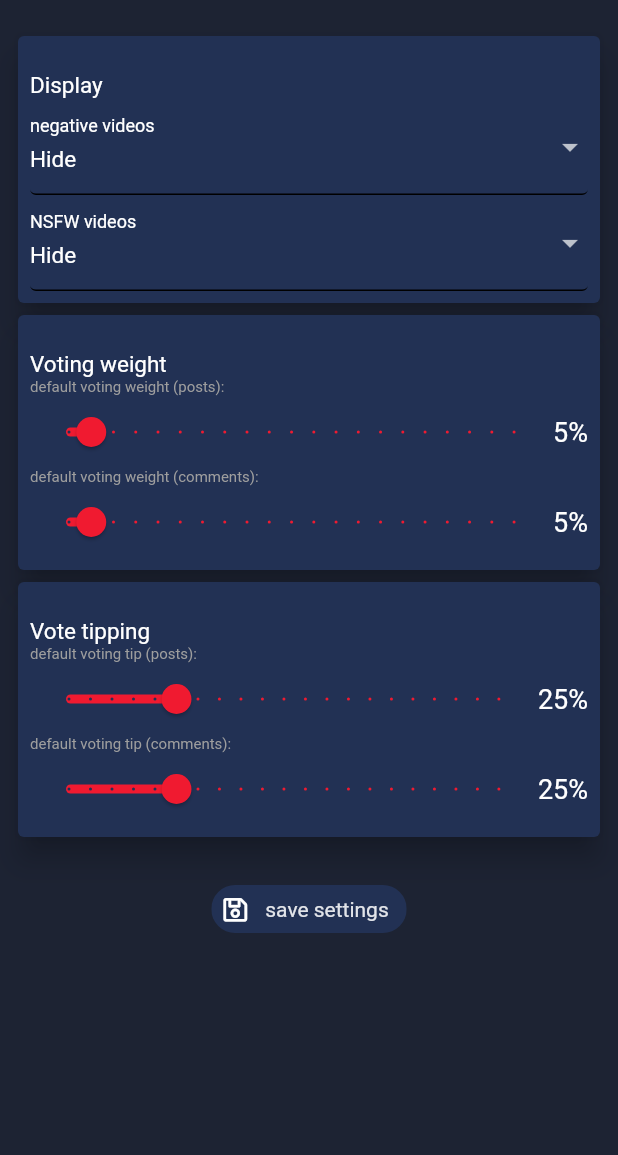
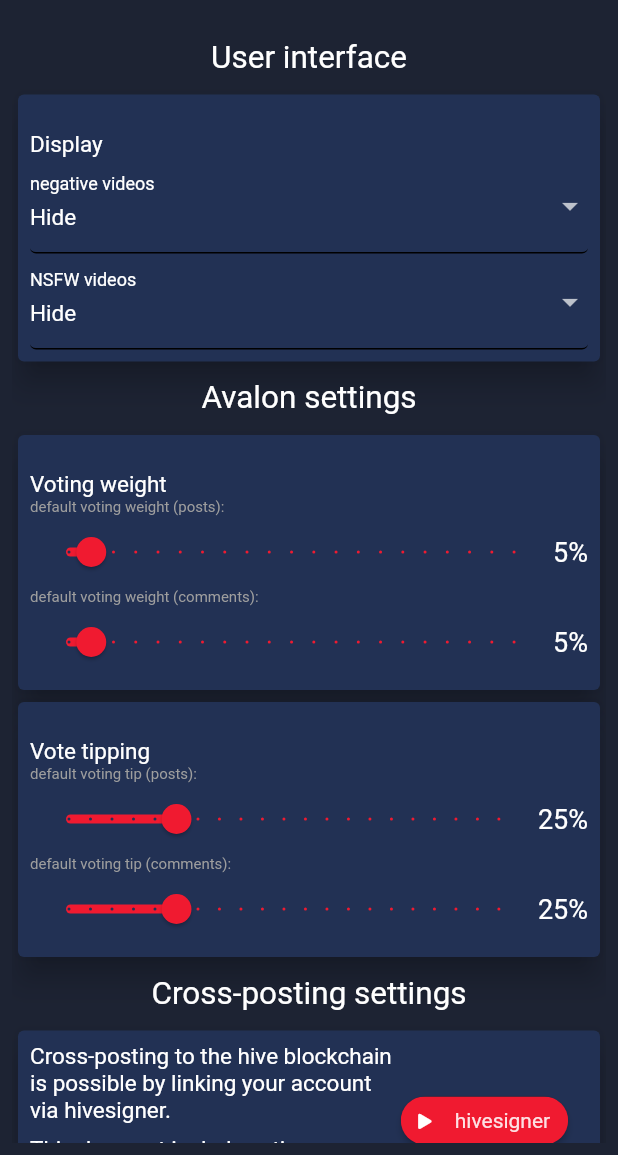
Before and after one commit to dtube/DTubeGo, a Flutter app: the SettingsPage screen opened directly, on a phone screen of 412 x 824 dp, the part 81-1236 px from its top. Run offline on Flutter 3.47's test engine with Material 2 defaults, Android fonts, the phone set to English and light mode, and no system bars; our stand-ins replace another_flushbar, better_player, bloc, cached_network_image, dio, equatable and 12 more; missing offline and left inert: bs58, bs58check, disk_space, ecdsa, elliptic, flutter_web_auth and 3 more; accounts and stored records are empty; network calls fail.

Commit message:
implemented hivesigner oauth via settings for future cross-posting to hive

```diff
--- a/lib/ui/pages/settings/Settings.dart
+++ b/lib/ui/pages/settings/Settings.dart
@@ -1,8 +1,13 @@
+import 'package:dtube_togo/utils/SecureStorage.dart' as sec;
+
+import 'package:flutter/services.dart';
+import 'package:flutter_web_auth/flutter_web_auth.dart';
+
+import 'dart:core';
 import 'package:dtube_togo/realMain.dart';
 import 'package:dtube_togo/style/ThemeData.dart';
 import 'package:dtube_togo/style/styledCustomWidgets.dart';
 
-import 'package:dtube_togo/utils/SecureStorage.dart' as sec;
 import 'package:dtube_togo/bloc/settings/settings_bloc.dart';
 import 'package:dtube_togo/bloc/settings/settings_bloc_full.dart';
 import 'package:dtube_togo/bloc/settings/settings_event.dart';
@@ -10,6 +15,7 @@
 import 'package:flutter/material.dart';
 import 'package:flutter_bloc/flutter_bloc.dart';
 import 'package:font_awesome_flutter/font_awesome_flutter.dart';
+import 'package:url_launcher/url_launcher.dart';
 
 class SettingsPage extends StatefulWidget {
   @override
@@ -134,12 +140,17 @@
 
   @override
   Widget build(BuildContext context) {
+    double deviceWidth = MediaQuery.of(context).size.width;
+    double deviceHeight = MediaQuery.of(context).size.height;
     return Padding(
         padding: const EdgeInsets.all(8.0),
         child: SingleChildScrollView(
           child: Column(
             children: [
-              SizedBox(height: 10),
+              SizedBox(height: 16),
+              Text("User interface",
+                  style: Theme.of(context).textTheme.headline3),
+              SizedBox(height: 8),
               DTubeFormCard(
                 childs: [
                   Padding(
@@ -191,6 +202,10 @@
                   ),
                 ],
               ),
+              SizedBox(height: 8),
+              Text("Avalon settings",
+                  style: Theme.of(context).textTheme.headline3),
+              SizedBox(height: 8),
               DTubeFormCard(
                 childs: [
                   Padding(
@@ -331,6 +346,33 @@
                   ),
                 ],
               ),
+              SizedBox(height: 8),
+              Text("Cross-posting settings",
+                  style: Theme.of(context).textTheme.headline3),
+              SizedBox(height: 8),
+              DTubeFormCard(
+                childs: [
+                  Row(
+                    children: [
+                      Container(
+                        width: deviceWidth * 0.6,
+                        child: Column(
+                          children: [
+                            Text(
+                                "Cross-posting to the hive blockchain is possible by linking your account via hivesigner.",
+                                style: Theme.of(context).textTheme.bodyText1),
+                            SizedBox(height: 8),
+                            Text(
+                                "This does not include voting, commenting or any other functionality of the hive blockchain.",
+                                style: Theme.of(context).textTheme.bodyText1),
+                          ],
+                        ),
+                      ),
+                      HiveSignerButton(),
+                    ],
+                  ),
+                ],
+              ),
               SizedBox(height: 20),
               InputChip(
                 backgroundColor: widget.justSaved ? Colors.green : globalBlue,
@@ -361,4 +403,81 @@
           ),
         ));
   }
+
+  void _launchURL(String externalUrl) async => await canLaunch(externalUrl)
+      ? await launch(externalUrl)
+      : throw 'Could not launch $externalUrl';
 }
+
+// TODO: extract logic to its own bloc
+class HiveSignerButton extends StatefulWidget {
+  const HiveSignerButton({
+    Key? key,
+  }) : super(key: key);
+
+  @override
+  _HiveSignerButtonState createState() => _HiveSignerButtonState();
+}
+
+class _HiveSignerButtonState extends State<HiveSignerButton> {
+  String _status = 'notset'; // notset, invalid, valid
+
+  @override
+  void initState() {
+    super.initState();
+  }
+
+  void authenticate() async {
+    final callbackUrlScheme = 'dtubetogo';
+    final _redirectUrlHTMLencoded = 'dtubetogo%3A%2F%2Foauth2redirect';
+    final url =
+        'https://hivesigner.com/oauth2/authorize?client_id=dtubemobile&redirect_uri=${_redirectUrlHTMLencoded}&scope=vote,comment';
+    try {
+      final result = await FlutterWebAuth.authenticate(
+          url: url, callbackUrlScheme: callbackUrlScheme);
+
+      Uri _uri = Uri.parse(result);
+      String _accessToken = _uri.queryParameters['access_token'].toString();
+      String _expiresIn = _uri.queryParameters['expires_in'].toString();
+
+      String _accessTokenRequestedOn = new DateTime.now().toString();
+
+      await sec.persistHiveSignerData(
+          _accessToken, _expiresIn, _accessTokenRequestedOn);
+    } on PlatformException catch (e) {
+      setState(() {
+        _status = 'Got error: $e';
+        print("error: " + e.toString());
+      });
+    }
+  }
+
+  @override
+  Widget build(BuildContext context) {
+    return Column(
+      children: [
+        InputChip(
+          elevation: 2,
+          backgroundColor: _status == "valid" ? Colors.green : globalRed,
+          avatar: FaIcon(
+            _status == "valid"
+                ? FontAwesomeIcons.check
+                : _status == "invalid"
+                    ? FontAwesomeIcons.undo
+                    : FontAwesomeIcons.play,
+            size: 10,
+          ),
+          label: Text("hivesigner"),
+          onPressed: () {
+            this.authenticate();
+          },
+        ),
+        Text(_status == "valid"
+            ? "you are already connected"
+            : _status == "invalid"
+                ? "you need to renew your connection"
+                : "not connected yet")
+      ],
+    );
+  }
+}
--- a/pubspec.yaml
+++ b/pubspec.yaml
@@ -69,6 +69,9 @@
   # NETWORK - http related
   http: ^0.13.3
   dio: ^4.0.0
+  # NETWORK - authentication related
+  oauth2_client: ^2.2.2
+  flutter_web_auth: ^0.3.0
 
   # OTHERS - global stuff
   flutter_phoenix: ^1.0.0 # for restarting the app on purpose (e.g. logout)
```
Also changed, not shown: lib/utils/secureStorage.dart (+17 -0 lines), pubspec.lock, 1 other file.
